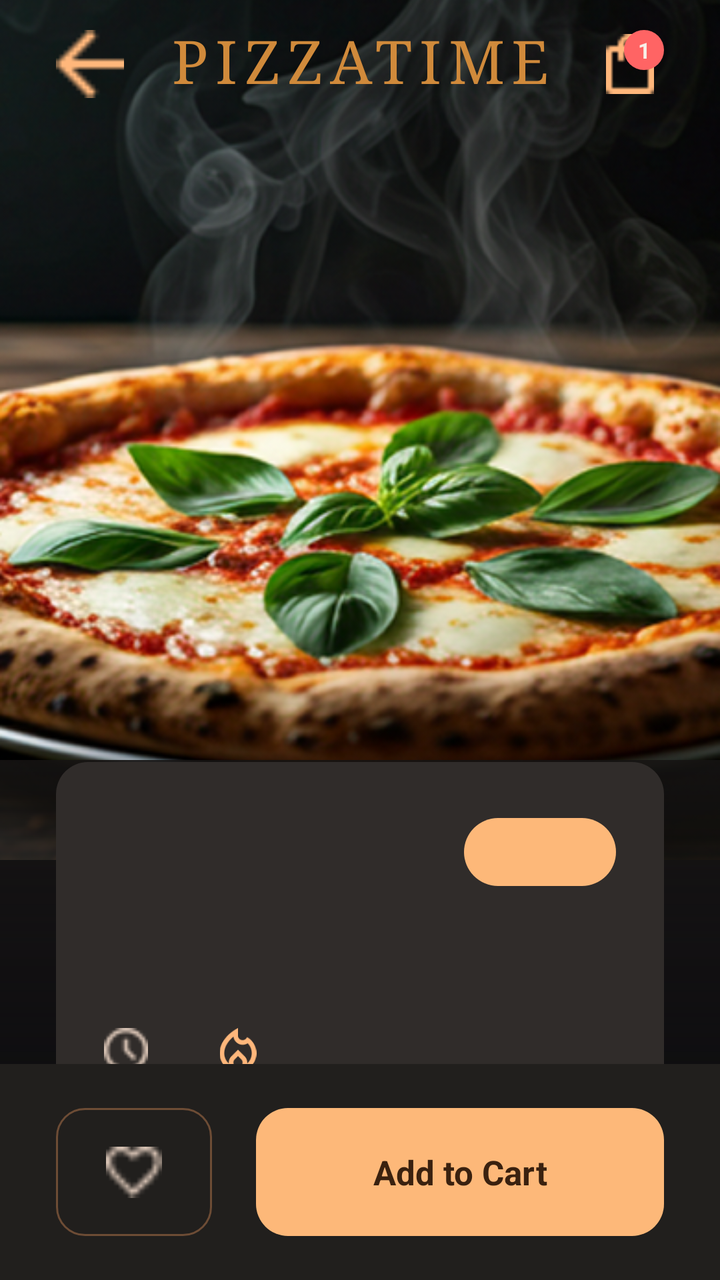
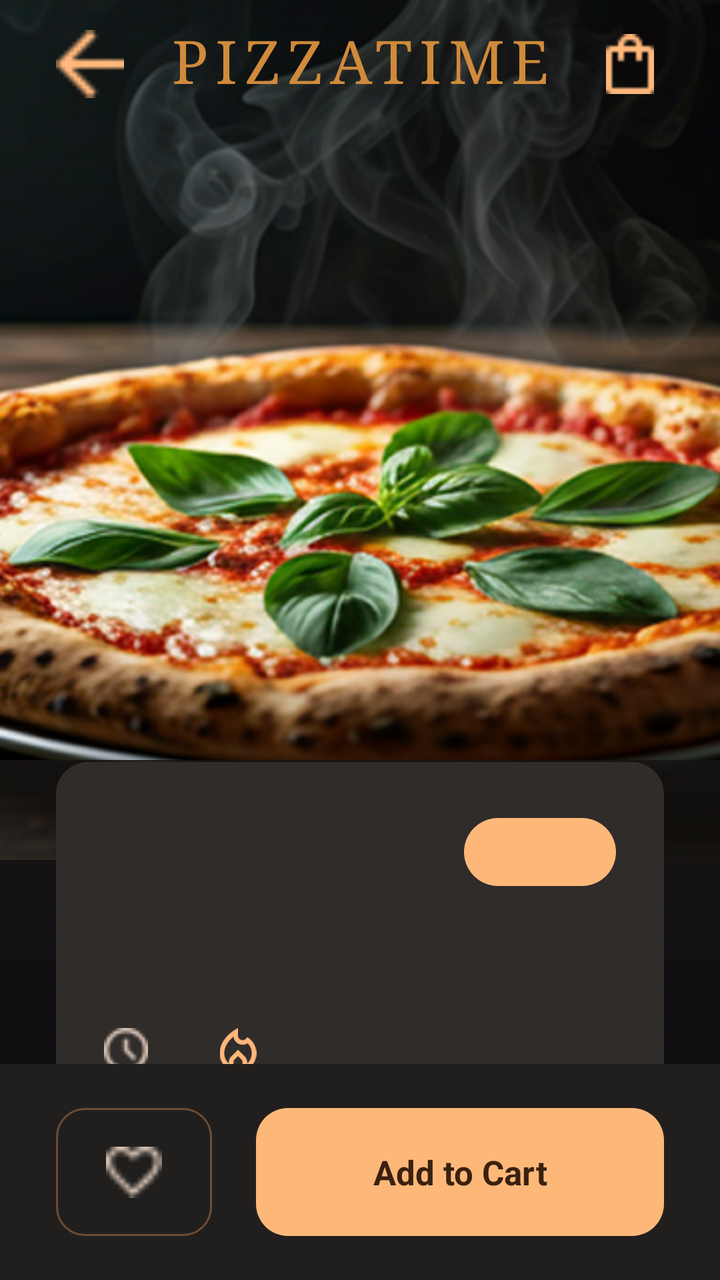

The first picture is an Android layout as it rendered before a commit; the second is the same layout after the commit. The layout source and the unified diff follow.
<!-- AndroidManifest.xml: application theme Theme.PizzaTime -->
<!-- res/layout/fragment_pizza_detail.xml -->
<?xml version="1.0" encoding="utf-8"?>
<FrameLayout xmlns:android="http://schemas.android.com/apk/res/android"
    android:id="@+id/pizzaDetailRoot"
    android:layout_width="match_parent"
    android:layout_height="match_parent"
    android:background="@drawable/bg_app_dark">

    <ScrollView
        android:id="@+id/detailScroll"
        android:layout_width="match_parent"
        android:layout_height="match_parent"
        android:clipToPadding="false"
        android:overScrollMode="never"
        android:paddingBottom="170dp"
        android:scrollbars="none">

        <LinearLayout
            android:id="@+id/detailContent"
            android:layout_width="match_parent"
            android:layout_height="wrap_content"
            android:orientation="vertical">

            <FrameLayout
                android:id="@+id/heroSection"
                android:layout_width="match_parent"
                android:layout_height="560dp">

                <ImageView
                    android:id="@+id/imgPizzaHero"
                    android:layout_width="match_parent"
                    android:layout_height="430dp"
                    android:contentDescription="@string/menu_open_pizza"
                    android:scaleType="centerCrop"
                    android:src="@drawable/img_welcome_hero" />

                <View
                    android:layout_width="match_parent"
                    android:layout_height="180dp"
                    android:layout_gravity="bottom"
                    android:background="@drawable/bg_image_scrim_bottom" />

                <LinearLayout
                    android:id="@+id/detailTopBar"
                    android:layout_width="match_parent"
                    android:layout_height="64dp"
                    android:gravity="center_vertical"
                    android:orientation="horizontal"
                    android:paddingStart="28dp"
                    android:paddingEnd="28dp">

                    <ImageView
                        android:id="@+id/btnBack"
                        android:layout_width="34dp"
                        android:layout_height="34dp"
                        android:contentDescription="@string/detail_back_content_description"
                        android:src="@drawable/ic_back" />

                    <TextView
                        android:id="@+id/tvDetailBrand"
                        android:layout_width="0dp"
                        android:layout_height="wrap_content"
                        android:layout_weight="1"
                        android:fontFamily="serif"
                        android:gravity="center"
                        android:includeFontPadding="false"
                        android:letterSpacing="0.12"
                        android:text="@string/detail_brand"
                        android:textColor="@color/pt_gold"
                        android:textSize="30sp" />

                    <FrameLayout
                        android:id="@+id/btnCart"
                        android:layout_width="34dp"
                        android:layout_height="34dp"
                        android:clickable="true"
                        android:focusable="true">

                        <ImageView
                            android:layout_width="30dp"
                            android:layout_height="30dp"
                            android:layout_gravity="center"
                            android:contentDescription="@string/detail_cart_content_description"
                            android:src="@drawable/ic_bag" />

                        <TextView
                            android:id="@+id/tvCartBadge"
                            android:layout_width="20dp"
                            android:layout_height="20dp"
                            android:layout_gravity="top|end"
                            android:background="@drawable/bg_badge_red"
                            android:gravity="center"
                            android:text="1"
                            android:textColor="@color/pt_text_primary"
                            android:textSize="11sp"
                            android:textStyle="bold" />

                    </FrameLayout>

                </LinearLayout>

                <LinearLayout
                    android:id="@+id/infoCard"
                    android:layout_width="match_parent"
                    android:layout_height="wrap_content"
                    android:layout_gravity="bottom"
                    android:layout_marginStart="28dp"
                    android:layout_marginEnd="28dp"
                    android:background="@drawable/bg_detail_info_card"
                    android:orientation="vertical"
                    android:padding="24dp">

                    <LinearLayout
                        android:layout_width="match_parent"
                        android:layout_height="wrap_content"
                        android:gravity="center_vertical"
                        android:orientation="horizontal">

                        <TextView
                            android:id="@+id/tvPizzaName"
                            android:layout_width="0dp"
                            android:layout_height="wrap_content"
                            android:layout_weight="1"
                            android:fontFamily="serif"
                            android:includeFontPadding="false"
                            android:textColor="@color/pt_text_primary"
                            android:textSize="36sp" />

                        <TextView
                            android:id="@+id/tvRating"
                            android:layout_width="76dp"
                            android:layout_height="34dp"
                            android:background="@drawable/bg_rating_pill"
                            android:gravity="center"
                            android:textColor="@color/pt_text_dark"
                            android:textSize="14sp"
                            android:textStyle="bold" />

                    </LinearLayout>

                    <TextView
                        android:id="@+id/tvPizzaDescription"
                        android:layout_width="match_parent"
                        android:layout_height="wrap_content"
                        android:layout_marginTop="18dp"
                        android:lineSpacingExtra="8dp"
                        android:textColor="@color/pt_text_secondary"
                        android:textSize="20sp" />

                    <LinearLayout
                        android:layout_width="match_parent"
                        android:layout_height="wrap_content"
                        android:layout_marginTop="22dp"
                        android:gravity="center_vertical"
                        android:orientation="horizontal">

                        <ImageView
                            android:layout_width="22dp"
                            android:layout_height="22dp"
                            android:contentDescription="@string/detail_info_time"
                            android:src="@drawable/ic_clock" />

                        <TextView
                            android:id="@+id/tvTime"
                            android:layout_width="wrap_content"
                            android:layout_height="wrap_content"
                            android:layout_marginStart="6dp"
                            android:textColor="@color/pt_text_secondary"
                            android:textSize="15sp"
                            android:textStyle="bold" />

                        <ImageView
                            android:layout_width="22dp"
                            android:layout_height="22dp"
                            android:layout_marginStart="28dp"
                            android:contentDescription="@string/detail_info_kcal"
                            android:src="@drawable/ic_fire" />

                        <TextView
                            android:id="@+id/tvKcal"
                            android:layout_width="wrap_content"
                            android:layout_height="wrap_content"
                            android:layout_marginStart="6dp"
                            android:textColor="@color/pt_text_secondary"
                            android:textSize="15sp"
                            android:textStyle="bold" />

                    </LinearLayout>

                </LinearLayout>

            </FrameLayout>

            <LinearLayout
                android:id="@+id/optionsSection"
                android:layout_width="match_parent"
                android:layout_height="wrap_content"
                android:orientation="vertical"
                android:paddingStart="28dp"
                android:paddingEnd="28dp"
                android:paddingBottom="40dp">

                <TextView
                    android:layout_width="match_parent"
                    android:layout_height="wrap_content"
                    android:fontFamily="sans-serif-black"
                    android:text="@string/detail_select_size"
                    android:textColor="@color/pt_text_primary"
                    android:textSize="24sp"
                    android:textStyle="bold" />

                <LinearLayout
                    android:id="@+id/sizeRow"
                    android:layout_width="match_parent"
                    android:layout_height="96dp"
                    android:layout_marginTop="18dp"
                    android:orientation="horizontal">

                    <TextView
                        android:id="@+id/btnSizeSmall"
                        android:layout_width="0dp"
                        android:layout_height="match_parent"
                        android:layout_weight="1"
                        android:background="@drawable/bg_size_option_unselected"
                        android:gravity="center"
                        android:text="@string/detail_size_small_display"
                        android:textColor="@color/pt_text_primary"
                        android:textSize="15sp"
                        android:textStyle="bold" />

                    <TextView
                        android:id="@+id/btnSizeMedium"
                        android:layout_width="0dp"
                        android:layout_height="match_parent"
                        android:layout_marginStart="18dp"
                        android:layout_marginEnd="18dp"
                        android:layout_weight="1"
                        android:background="@drawable/bg_size_option_selected"
                        android:gravity="center"
                        android:text="@string/detail_size_medium_display"
                        android:textColor="@color/pt_text_dark"
                        android:textSize="15sp"
                        android:textStyle="bold" />

                    <TextView
                        android:id="@+id/btnSizeLarge"
                        android:layout_width="0dp"
                        android:layout_height="match_parent"
                        android:layout_weight="1"
                        android:background="@drawable/bg_size_option_unselected"
                        android:gravity="center"
                        android:text="@string/detail_size_large_display"
                        android:textColor="@color/pt_text_primary"
                        android:textSize="15sp"
                        android:textStyle="bold" />

                </LinearLayout>

                <TextView
                    android:layout_width="match_parent"
                    android:layout_height="wrap_content"
                    android:layout_marginTop="42dp"
                    android:fontFamily="sans-serif-black"
                    android:text="@string/detail_crust_style"
                    android:textColor="@color/pt_text_primary"
                    android:textSize="24sp"
                    android:textStyle="bold" />

                <LinearLayout
                    android:id="@+id/crustRow"
                    android:layout_width="match_parent"
                    android:layout_height="58dp"
                    android:layout_marginTop="22dp"
                    android:orientation="horizontal">

                    <TextView
                        android:id="@+id/btnCrustClassic"
                        android:layout_width="0dp"
                        android:layout_height="match_parent"
                        android:layout_weight="1"
                        android:background="@drawable/bg_crust_unselected"
                        android:gravity="center"
                        android:text="@string/detail_crust_classic"
                        android:textColor="@color/pt_text_primary"
                        android:textSize="16sp"
                        android:textStyle="bold" />

                    <TextView
                        android:id="@+id/btnCrustThin"
                        android:layout_width="0dp"
                        android:layout_height="match_parent"
                        android:layout_marginStart="12dp"
                        android:layout_marginEnd="12dp"
                        android:layout_weight="1.35"
                        android:background="@drawable/bg_crust_selected"
                        android:gravity="center"
                        android:text="@string/detail_crust_thin_charcoal"
                        android:textColor="@color/pt_text_dark"
                        android:textSize="16sp"
                        android:textStyle="bold" />

                    <TextView
                        android:id="@+id/btnCrustThick"
                        android:layout_width="0dp"
                        android:layout_height="match_parent"
                        android:layout_weight="1"
                        android:background="@drawable/bg_crust_unselected"
                        android:gravity="center"
                        android:text="@string/detail_crust_thick_pan"
                        android:textColor="@color/pt_text_primary"
                        android:textSize="16sp"
                        android:textStyle="bold" />

                </LinearLayout>

                <LinearLayout
                    android:id="@+id/toppingHeader"
                    android:layout_width="match_parent"
                    android:layout_height="wrap_content"
                    android:layout_marginTop="48dp"
                    android:gravity="center_vertical"
                    android:orientation="horizontal">

                    <TextView
                        android:layout_width="0dp"
                        android:layout_height="wrap_content"
                        android:layout_weight="1"
                        android:fontFamily="sans-serif-black"
                        android:text="@string/detail_extra_toppings"
                        android:textColor="@color/pt_text_primary"
                        android:textSize="24sp"
                        android:textStyle="bold" />

                    <TextView
                        android:id="@+id/btnCustomizeToppings"
                        android:layout_width="wrap_content"
                        android:layout_height="wrap_content"
                        android:letterSpacing="0.10"
                        android:text="@string/detail_customize"
                        android:textColor="@color/pt_gold"
                        android:textSize="14sp"
                        android:textStyle="bold" />

                </LinearLayout>

                <GridLayout
                    android:id="@+id/toppingContainer"
                    android:layout_width="match_parent"
                    android:layout_height="wrap_content"
                    android:layout_marginTop="22dp"
                    android:columnCount="2" />

                <LinearLayout
                    android:id="@+id/quantityRow"
                    android:layout_width="match_parent"
                    android:layout_height="76dp"
                    android:layout_marginTop="54dp"
                    android:gravity="center_vertical"
                    android:orientation="horizontal">

                    <TextView
                        android:id="@+id/tvQuantityTitle"
                        android:layout_width="0dp"
                        android:layout_height="wrap_content"
                        android:layout_weight="1"
                        android:fontFamily="sans-serif-black"
                        android:text="@string/detail_quantity"
                        android:textColor="@color/pt_text_primary"
                        android:textSize="26sp"
                        android:textStyle="bold" />

                    <LinearLayout
                        android:id="@+id/quantityControl"
                        android:layout_width="236dp"
                        android:layout_height="64dp"
                        android:background="@drawable/bg_quantity_pill"
                        android:gravity="center"
                        android:orientation="horizontal">

                        <TextView
                            android:id="@+id/btnMinus"
                            android:layout_width="0dp"
                            android:layout_height="match_parent"
                            android:layout_weight="1"
                            android:clickable="true"
                            android:focusable="true"
                            android:gravity="center"
                            android:text="−"
                            android:textColor="@color/pt_text_primary"
                            android:textSize="28sp" />

                        <TextView
                            android:id="@+id/tvQuantity"
                            android:layout_width="0dp"
                            android:layout_height="match_parent"
                            android:layout_weight="1"
                            android:gravity="center"
                            android:text="1"
                            android:textColor="@color/pt_text_primary"
                            android:textSize="28sp" />

                        <TextView
                            android:id="@+id/btnPlus"
                            android:layout_width="0dp"
                            android:layout_height="match_parent"
                            android:layout_weight="1"
                            android:clickable="true"
                            android:focusable="true"
                            android:gravity="center"
                            android:text="+"
                            android:textColor="@color/pt_text_primary"
                            android:textSize="28sp" />

                    </LinearLayout>

                </LinearLayout>

            </LinearLayout>
            <View
                android:layout_width="match_parent"
                android:layout_height="90dp" />


        </LinearLayout>

    </ScrollView>

    <LinearLayout
        android:id="@+id/detailBottomBar"
        android:layout_width="match_parent"
        android:layout_height="108dp"
        android:layout_gravity="bottom"
        android:background="@drawable/bg_detail_bottom_bar"
        android:gravity="center_vertical"
        android:orientation="horizontal"
        android:paddingStart="28dp"
        android:paddingEnd="28dp">

        <FrameLayout
            android:id="@+id/btnFavorite"
            android:layout_width="78dp"
            android:layout_height="64dp"
            android:background="@drawable/bg_button_outline_gold"
            android:clickable="true"
            android:contentDescription="@string/detail_favorite_content_description"
            android:focusable="true">

            <ImageView
                android:id="@+id/imgFavorite"
                android:layout_width="28dp"
                android:layout_height="28dp"
                android:layout_gravity="center"
                android:contentDescription="@string/detail_favorite_content_description"
                android:src="@drawable/ic_empty_heart" />

        </FrameLayout>

        <TextView
            android:id="@+id/btnAddToCart"
            android:layout_width="0dp"
            android:layout_height="64dp"
            android:layout_marginStart="22dp"
            android:layout_weight="1"
            android:background="@drawable/bg_button_primary_light"
            android:gravity="center"
            android:textColor="@color/pt_text_dark"
            android:textSize="17sp"
            android:textStyle="bold"
            android:text="@string/detail_add_to_cart" />

    </LinearLayout>

</FrameLayout>
<!-- resources referenced by this layout -->
<resources>
  <color name="pt_gold">#D08A3B</color>
  <color name="pt_text_dark">#3A210F</color>
  <color name="pt_text_primary">#F8EFE8</color>
  <color name="pt_text_secondary">#CDBFB4</color>
  <!-- drawable bg_badge_red (drawable) -->
  ﻿<shape xmlns:android="http://schemas.android.com/apk/res/android"
      android:shape="oval">
      <solid android:color="#FF6464" />
  </shape>
  <!-- drawable bg_button_outline_gold (drawable) -->
  ﻿<shape xmlns:android="http://schemas.android.com/apk/res/android">
      <corners android:radius="14dp" />
      <solid android:color="#00151312" />
      <stroke
          android:width="1dp"
          android:color="#6D4C35" />
  </shape>
  <!-- drawable bg_button_primary_light (drawable) -->
  ﻿<shape xmlns:android="http://schemas.android.com/apk/res/android">
      <corners android:radius="16dp" />
      <solid android:color="#FDB879" />
  </shape>
  <!-- drawable bg_crust_selected (drawable) -->
  ﻿<shape xmlns:android="http://schemas.android.com/apk/res/android">
      <corners android:radius="999dp" />
      <solid android:color="#FDB879" />
  </shape>
  <!-- drawable bg_crust_unselected (drawable) -->
  ﻿<shape xmlns:android="http://schemas.android.com/apk/res/android">
      <corners android:radius="999dp" />
      <solid android:color="#00151312" />
      <stroke
          android:width="1dp"
          android:color="#6A4E39" />
  </shape>
  <!-- drawable bg_detail_bottom_bar (drawable) -->
  ﻿<shape xmlns:android="http://schemas.android.com/apk/res/android">
      <solid android:color="#211F1D" />
  </shape>
  <!-- drawable bg_detail_info_card (drawable) -->
  ﻿<shape xmlns:android="http://schemas.android.com/apk/res/android">
      <corners android:radius="16dp" />
      <solid android:color="#302C2A" />
  </shape>
  <!-- drawable bg_quantity_pill (drawable) -->
  ﻿<shape xmlns:android="http://schemas.android.com/apk/res/android">
      <corners android:radius="999dp" />
      <solid android:color="#3A3532" />
  </shape>
  <!-- drawable bg_rating_pill (drawable) -->
  ﻿<shape xmlns:android="http://schemas.android.com/apk/res/android">
      <corners android:radius="999dp" />
      <solid android:color="#FDB879" />
  </shape>
  <!-- drawable bg_size_option_selected (drawable) -->
  ﻿<shape xmlns:android="http://schemas.android.com/apk/res/android">
      <corners android:radius="12dp" />
      <solid android:color="#FDB879" />
      <stroke
          android:width="1dp"
          android:color="#FDB879" />
  </shape>
  <!-- drawable bg_size_option_unselected (drawable) -->
  ﻿<shape xmlns:android="http://schemas.android.com/apk/res/android">
      <corners android:radius="12dp" />
      <solid android:color="#00151312" />
      <stroke
          android:width="1dp"
          android:color="#6A4E39" />
  </shape>
  <string name="detail_add_to_cart">Add to Cart</string>
  <string name="detail_back_content_description">Back</string>
  <string name="detail_brand">PIZZATIME</string>
  <string name="detail_cart_content_description">Cart</string>
  <string name="detail_crust_classic">Classic</string>
  <string name="detail_crust_style">Crust Style</string>
  <string name="detail_crust_thick_pan">Thick Pan</string>
  <string name="detail_crust_thin_charcoal">Thin Charcoal</string>
  <string name="detail_customize">CUSTOMIZE</string>
  <string name="detail_extra_toppings">Extra Toppings</string>
  <string name="detail_favorite_content_description">Favorite</string>
  <string name="detail_info_kcal">840 KCAL</string>
  <string name="detail_info_time">25-30 MIN</string>
  <string name="detail_quantity">Quantity</string>
  <string name="detail_select_size">Select Size</string>
  <string name="detail_size_large_display">%1$s\n%2$s</string>
  <string name="detail_size_medium_display">%1$s\n%2$s</string>
  <string name="detail_size_small_display">%1$s\n%2$s</string>
  <string name="menu_open_pizza">Open pizza detail</string>
  <color name="pt_black">#0B0B0D</color>
  <color name="pt_dark">#121014</color>
  <color name="white">#FFFFFFFF</color>
  <color name="black">#FF000000</color>
  <!-- unchanged entries left out for length: 9 -->
</resources>

<!-- the commit's change to res/layout/fragment_pizza_detail.xml (unified diff, before → after) -->
@@ -89,10 +89,10 @@
                             android:layout_gravity="top|end"
                             android:background="@drawable/bg_badge_red"
                             android:gravity="center"
-                            android:text="1"
                             android:textColor="@color/pt_text_primary"
                             android:textSize="11sp"
-                            android:textStyle="bold" />
+                            android:textStyle="bold"
+                            android:visibility="gone" />
 
                     </FrameLayout>
 
